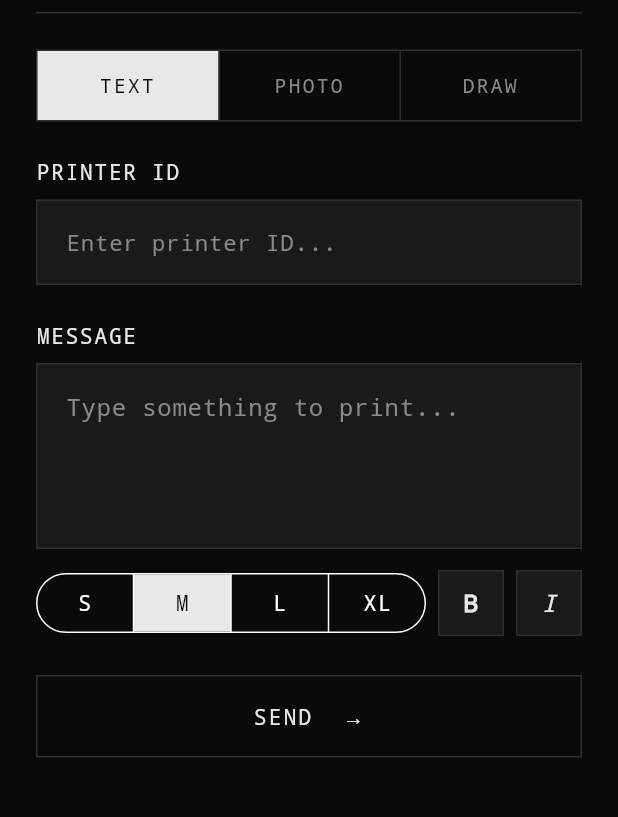
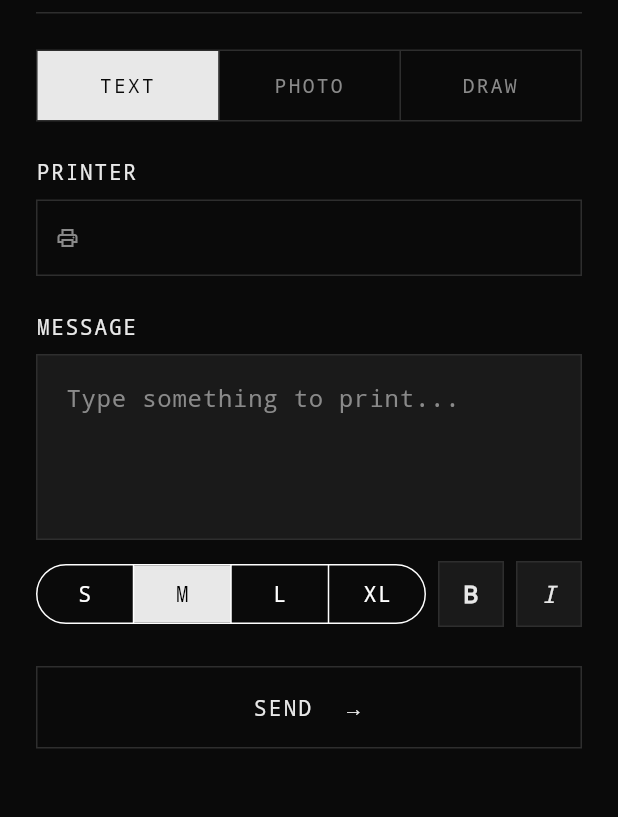
Before and after one commit to StanfordCS194/spr26-Team-20, a Flutter app: the SendScreen widget shown alone on an empty page, opened directly with empty values, on a phone screen of 412 x 824 dp, the part 87-904 px from its top. Run offline on Flutter 3.47's test engine with Material 3 defaults, Android fonts, the phone set to English and light mode, and no system bars; our stand-ins replace cloud_firestore, firebase_auth, firebase_core, firebase_storage, flutter_riverpod, flutter_svg and 6 more; missing offline and left inert: flutter_esp_ble_prov; accounts and stored records are empty; network calls fail.

Commit message:
working printers list w/o feature of adding printers

```diff
--- a/printimate_app/lib/features/send/send_screen.dart
+++ b/printimate_app/lib/features/send/send_screen.dart
@@ -65,6 +65,7 @@ class _SendScreenState extends ConsumerState<SendScreen> {
   @override
   void initState() {
     super.initState();
+    _printerIdCtl.text = widget.printerName;
     _fetchServerUrl();
   }
 
@@ -334,12 +335,23 @@ class _SendScreenState extends ConsumerState<SendScreen> {
   return Column(
     crossAxisAlignment: CrossAxisAlignment.stretch,
     children: [
-        Text('PRINTER ID', style: Theme.of(context).textTheme.labelLarge),
+      Text('PRINTER', style: Theme.of(context).textTheme.labelLarge),
       const SizedBox(height: 8),
-        TextField(
-          controller: _printerIdCtl,
-          decoration: const InputDecoration(
-            hintText: 'Enter printer ID...',
+      Container(
+        padding: const EdgeInsets.symmetric(horizontal: 12, vertical: 14),
+        decoration: BoxDecoration(
+          border: Border.all(color: PrintimateColors.border),
+        ),
+        child: Row(
+          children: [
+            const Icon(Icons.print_outlined,
+                size: 16, color: PrintimateColors.textDim),
+            const SizedBox(width: 10),
+            Text(
+              widget.printerName,
+              style: Theme.of(context).textTheme.bodyLarge,
+            ),
+          ],
         ),
       ),
     ],
```
Also changed, not shown: printimate_app/lib/app/router.dart (+10 -2 lines), printimate_app/lib/features/home/home_shell.dart (+26 -6 lines), printimate_app/lib/features/send/printers_list_screen.dart (+14 -36 lines). Lines whose indentation alone changed are shown as unchanged.
